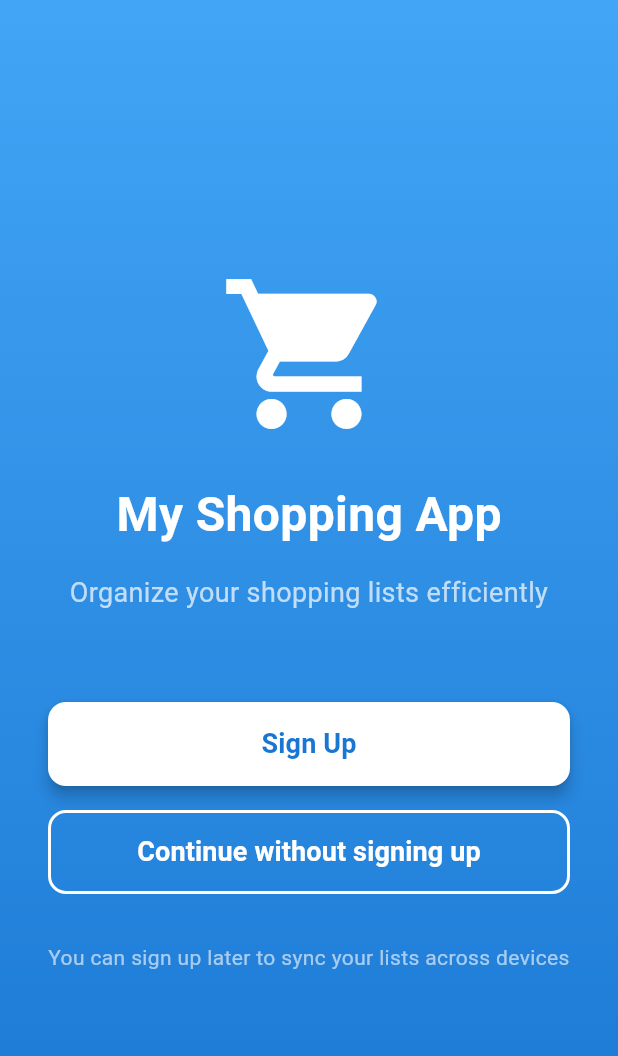
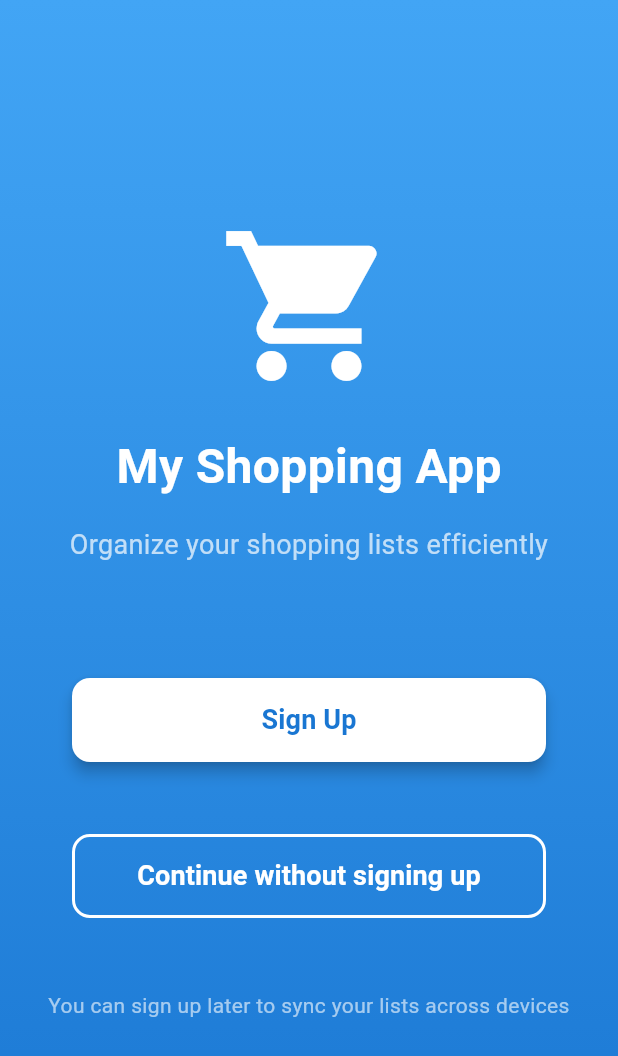
Before and after one commit to LRatti/List-It--A-Flutter-App, a Flutter app: the screen it shows after launch, on a phone screen of 412 x 824 dp. Shown: the top 1056 px of the screen. Run offline on Flutter 3.47's test engine with Material 3 defaults, Android fonts, the phone set to English and light mode, and no system bars; our stand-ins replace cloud_firestore, firebase_auth, firebase_core, flutter_riverpod, geolocator, google_generative_ai and 6 more; accounts and stored records are empty.

Commit message:
corrected errors in horizzontal visualization

````diff
--- a/app_code/lib/screens/auth/initial_screen.dart
+++ b/app_code/lib/screens/auth/initial_screen.dart
@@ -1,6 +1,7 @@
 import 'package:flutter/material.dart';
 import 'package:flutter_riverpod/flutter_riverpod.dart';
 import 'package:app_code/providers/real_app_providers/auth_provider.dart';
+import 'package:app_code/widgets/safe_bottom_padding_wrapper.dart';
 import 'package:shared_preferences/shared_preferences.dart';
 
 /// Initial screen shown to first-time users
@@ -56,7 +57,8 @@ class InitialScreen extends ConsumerWidget {
             const SizedBox(height: 60),
 
             // Sign Up Button
-            SizedBox(
+            SafeBottomPaddingWrapper(
+              child: SizedBox(
                 width: double.infinity,
                 height: 56,
                 child: ElevatedButton(
@@ -85,10 +87,12 @@ class InitialScreen extends ConsumerWidget {
                   ),
                 ),
               ),
+            ),
             const SizedBox(height: 16),
 
             // Continue without signing up Button
-            SizedBox(
+            SafeBottomPaddingWrapper(
+              child: SizedBox(
                 width: double.infinity,
                 height: 56,
                 child: OutlinedButton(
@@ -114,6 +118,7 @@ class InitialScreen extends ConsumerWidget {
                   ),
                 ),
               ),
+            ),
             const SizedBox(height: 32),
 
             // Info text
--- a/app_code/lib/screens/auth/sign_in.dart
+++ b/app_code/lib/screens/auth/sign_in.dart
@@ -2,6 +2,7 @@ import 'package:flutter/material.dart';
 import 'package:flutter_riverpod/flutter_riverpod.dart';
 import 'package:app_code/providers/real_app_providers/auth_provider.dart';
 import 'package:app_code/widgets/password_text_field.dart';
+import 'package:app_code/widgets/safe_bottom_padding_wrapper.dart';
 
 class SignInForm extends ConsumerStatefulWidget {
   final dynamic authNotifier; // Keep for backward compatibility with tests
@@ -73,7 +74,8 @@ class _SignInFormState extends ConsumerState<SignInForm> {
             const SizedBox(height: 16.0),
 
             // submit button
-            ElevatedButton(
+            SafeBottomPaddingWrapper(
+              child: ElevatedButton(
                 key: const Key('sign_in_button'),
                 onPressed: () async {
                   if (_formKey.currentState!.validate()) {
@@ -101,6 +103,7 @@ class _SignInFormState extends ConsumerState<SignInForm> {
                 },
                 child: const Text('Sign In'),
               ),
+            ),
             const SizedBox(height: 8.0),
             Align(
               alignment: Alignment.centerRight,
--- a/app_code/lib/screens/auth/sign_up.dart
+++ b/app_code/lib/screens/auth/sign_up.dart
@@ -3,6 +3,7 @@ import 'package:flutter_riverpod/flutter_riverpod.dart';
 import 'package:app_code/providers/real_app_providers/auth_provider.dart';
 import 'package:app_code/providers/real_app_providers/email_verification_provider.dart';
 import 'package:app_code/widgets/password_text_field.dart';
+import 'package:app_code/widgets/safe_bottom_padding_wrapper.dart';
 
 class SignUpForm extends ConsumerStatefulWidget {
   final dynamic authNotifier; // Keep for backward compatibility with tests
@@ -94,7 +95,8 @@ class _SignUpFormState extends ConsumerState<SignUpForm> {
             const SizedBox(height: 16.0),
 
             // submit button
-            ElevatedButton(
+            SafeBottomPaddingWrapper(
+              child: ElevatedButton(
                 key: const Key('sign_up_button'),
                 onPressed: () async {
                   if (_formKey.currentState!.validate()) {
@@ -136,6 +138,7 @@ class _SignUpFormState extends ConsumerState<SignUpForm> {
                 },
                 child: const Text('Sign Up'),
               ),
+            ),
           ],
         ),
       ),
--- a/app_code/lib/screens/lists/list_detail_screen_mobile.dart
+++ b/app_code/lib/screens/lists/list_detail_screen_mobile.dart
@@ -3,6 +3,7 @@ import 'package:flutter_riverpod/flutter_riverpod.dart';
 import 'package:app_code/models/shopping_list.dart';
 import 'package:app_code/models/category.dart';
 import 'package:app_code/screens/lists/add_recipe.dart';
+import 'package:app_code/widgets/safe_bottom_padding_wrapper.dart';
 
 class ListDetailScreenMobile extends ConsumerWidget {
   final ShoppingList shoppingList;
@@ -33,6 +34,7 @@ class ListDetailScreenMobile extends ConsumerWidget {
         ),
       ),
       body: Center(
+        child: SafeBottomPaddingWrapper(
           child: ElevatedButton(
             onPressed: () {
               Navigator.push(
@@ -54,6 +56,7 @@ class ListDetailScreenMobile extends ConsumerWidget {
             child: const Text('Add a Recipe'),
           ),
         ),
+      ),
     );
   }
 }
--- a/app_code/lib/screens/trash/trash_screen_mobile.dart
+++ b/app_code/lib/screens/trash/trash_screen_mobile.dart
@@ -93,7 +93,8 @@ class TrashScreenMobile extends ConsumerWidget {
               ),
             ],
           ),
-          body: trashedLists.isEmpty
+          body: SafeArea(
+            child: trashedLists.isEmpty
                 ? const Center(
                     child: Padding(
                       padding: EdgeInsets.all(16),
@@ -191,6 +192,7 @@ class TrashScreenMobile extends ConsumerWidget {
                     );
                   },
                 ),
+          ),
         );
       },
     );
--- a/app_code/lib/widgets/safe_bottom_padding_wrapper.dart
+++ b/app_code/lib/widgets/safe_bottom_padding_wrapper.dart
@@ -1,10 +1,12 @@
 import 'package:flutter/material.dart';
 
-/// A wrapper widget that adds safe bottom padding to avoid being covered by
+/// A wrapper widget that adds safe padding to avoid being covered by
 /// Android's navigation bar or other system UI elements.
 ///
+/// In portrait orientation, adds bottom padding.
+/// In landscape orientation, adds left/right padding depending on navigation bar position.
 /// This is useful for buttons and other UI elements that are positioned at
-/// the bottom of the screen and need to be accessible.
+/// the bottom or sides of the screen and need to be accessible.
 ///
 /// Example usage:
 /// ```dart
@@ -27,14 +29,19 @@ class SafeBottomPaddingWrapper extends StatelessWidget {
 
   @override
   Widget build(BuildContext context) {
-    final bottomPadding = MediaQuery.of(context).padding.bottom;
+    final mediaQuery = MediaQuery.of(context);
+    final viewPadding = mediaQuery.viewPadding;
 
+    // Use viewPadding which represents system UI insets regardless of SafeArea
+    // This ensures proper padding in both portrait and landscape
     return Padding(
-      padding: EdgeInsets.only(bottom: bottomPadding + defaultPadding),
-      child: Padding(
-        padding: EdgeInsets.fromLTRB(defaultPadding, defaultPadding, defaultPadding, 0),
-        child: child,
+      padding: EdgeInsets.fromLTRB(
+        defaultPadding + viewPadding.left,
+        defaultPadding,
+        defaultPadding + viewPadding.right,
+        defaultPadding + viewPadding.bottom,
       ),
+      child: child,
     );
   }
 }
````
Also changed, not shown: app_code/lib/screens/auth/forgot_password.dart (+7 -3 lines), app_code/lib/screens/auth/welcome.dart (+7 -3 lines), app_code/lib/screens/lists/add_recipe.dart (+22 -7 lines). Lines whose indentation alone changed are shown as unchanged.
